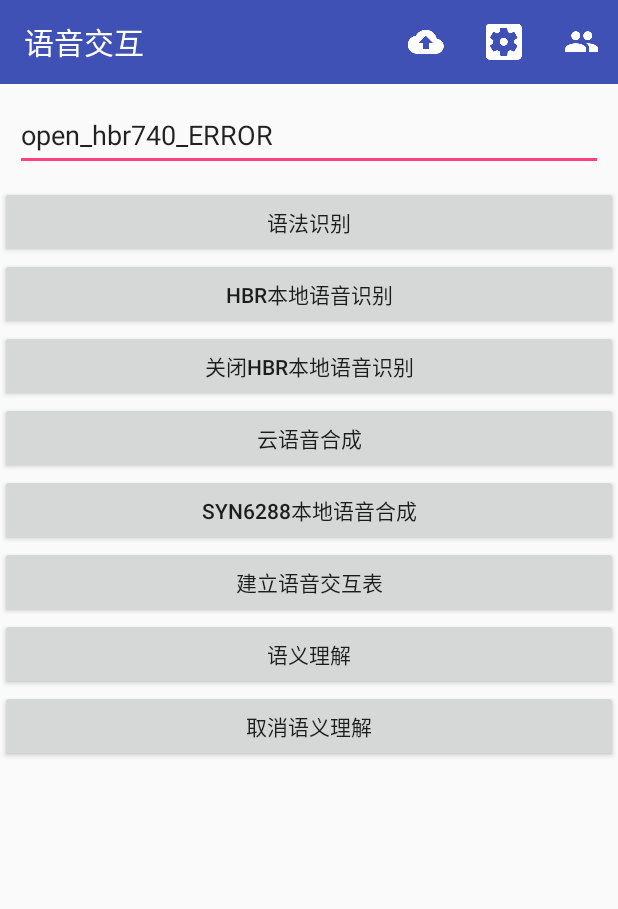
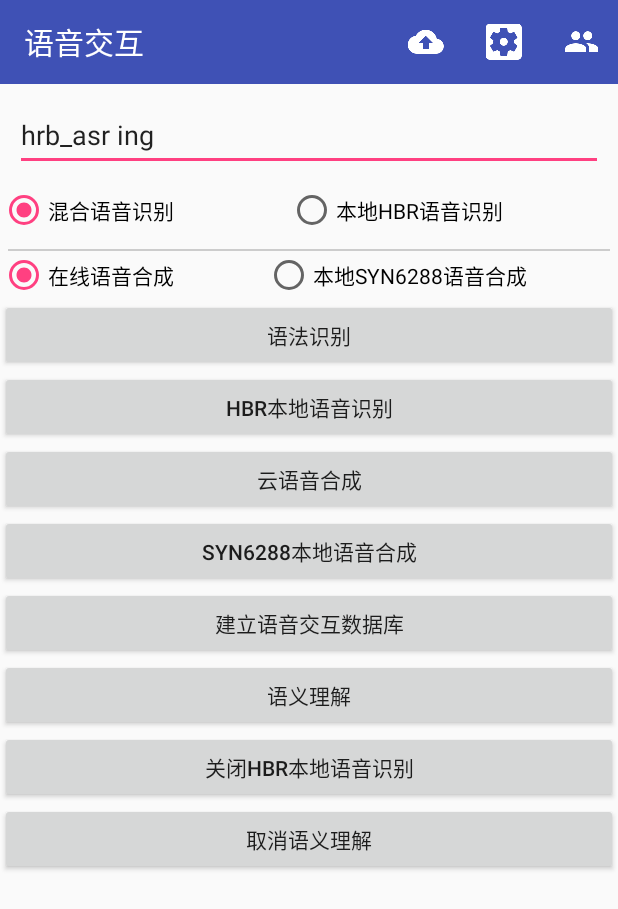
Before and after one commit to junzhou1992/Cloud, an Android app: the screen it shows after launch (SpeechActivity), after a tap on "云语音合成", on a phone screen of 412 x 824 dp. Shown: the top 909 px of the screen. Run offline under Robolectric (Android 15) with nearby library versions, the phone set to English and light mode, and no system bars; libraries missing offline, so code that uses them is left out: org.apache.poi, org.litepal, org.litepal.crud; 20 statements that could not run were skipped; 3 other taps on this screen came first.

Commit message:
v13,添加了group

```diff
--- a/app/src/main/java/com/thisway/xunfeicloud/SpeechActivity.java
+++ b/app/src/main/java/com/thisway/xunfeicloud/SpeechActivity.java
@@ -19,6 +19,7 @@ import android.view.MenuItem;
 import android.view.View;
 import android.widget.Button;
 import android.widget.EditText;
+import android.widget.RadioGroup;
 import android.widget.Toast;
 
 import com.iflytek.aiui.AIUIAgent;
@@ -36,6 +37,7 @@ import com.iflytek.cloud.SpeechConstant;
 import com.iflytek.cloud.SpeechError;
 import com.iflytek.cloud.SpeechRecognizer;
 import com.iflytek.cloud.SpeechSynthesizer;
+import com.iflytek.cloud.SpeechUtility;
 import com.iflytek.cloud.SynthesizerListener;
 import com.thisway.hardlibrary.hbr740_control;
 import com.thisway.hardlibrary.syn6288_control;
@@ -87,10 +89,19 @@ public class SpeechActivity extends AppCompatActivity implements View.OnClickLis
     private static final int  OPEN_HBR740_right= 2;
     private static final int  HBR740_Asr_NO_ANSWER= 3;
     private static final int  HBR740_Asr_ANSWER= 4;
+
+    private static final int  ASR_MIX= 1;
+    private static final int  ASR_LOCAL= 2;
+    private static final int  TTS_CLOUD= 3;
+    private static final int  TTS_LOCAL= 4;
+
+    private int tts_type = 0;
+    private int asr_type = 0;
+
     private Handler messageHandler;
     int ret = -1;
-    HashMap<Integer, Integer> hashMap = new HashMap<Integer, Integer>();
-    //praviate int state = 0;
+
+    String s = "欢迎来到酒店,请问您有什么问题";
 
     private class MessageHandler extends Handler {
         public MessageHandler(Looper looper) {
@@ -118,7 +129,7 @@ public class SpeechActivity extends AppCompatActivity implements View.OnClickLis
                     Log.d("Data", " instruction is " + recognitionInstruction.getInstruction());
                     Log.d("Data", "answer is " + recognitionInstruction.getAnswer());
 
-                    et_input.setText(  recognitionInstruction.getInstruction() +  recognitionInstruction.getInstruction() );
+                    et_input.setText(  recognitionInstruction.getInstruction() +  recognitionInstruction.getAnswer() );
 
 
                     break;
@@ -140,7 +151,6 @@ public class SpeechActivity extends AppCompatActivity implements View.OnClickLis
             Log.d("Data", " id is " + DBid);
             Integer instuctionID= new Integer( instruction.getInstuctionID()) ;
             Log.d("Data", " instuctionIDis " + instuctionID);
-             hashMap.put(instuctionID,DBid);
             Log.d("Data", " instruction is " + instruction.getInstruction());
             Log.d("Data", "answer is " + instruction.getAnswer());
         }
@@ -163,8 +173,27 @@ public class SpeechActivity extends AppCompatActivity implements View.OnClickLis
         syn6288_control.open_syn6288();
         Looper looper = Looper.myLooper();
         messageHandler = new MessageHandler(looper);
-        speekText("您好,请问您有什么问题");
+       // speekText("您好,请问您有什么问题");
+        tts(TTS_CLOUD);
 
+    }
+
+    private  void tts(int type){
+
+        if (type == TTS_CLOUD){
+            speekText(s);
+        } else {
+            syn6288(s);
+        }
+    }
+
+
+    private void asr(int type){
+        if (type == ASR_MIX)
+            asrtest();  //云语法识别接口
+        else {
+            startHbr740AsrThread();
+        }
 
     }
 
@@ -227,9 +256,55 @@ public class SpeechActivity extends AppCompatActivity implements View.OnClickLis
         btn_stopHBRAsr .setOnClickListener(this);
         btn_syn6288speektext.setOnClickListener(this);
 
+        RadioGroup group = (RadioGroup) findViewById(R.id.asrRadioGroup);
+        group.check(R.id.asrRadioMix);
+        group.setOnCheckedChangeListener(new RadioGroup.OnCheckedChangeListener() {
+
+            @Override
+            public void onCheckedChanged(RadioGroup group, int checkedId) {
+
+
+                switch (checkedId) {
+                    case R.id.asrRadioLocal:  //本地语音合成
+                        tts_type = TTS_LOCAL;
+                        LogUtil.i("RadioGroup", "asrRadioLocal  " );
+                        break;
+                    case R.id.asrRadioMix:  //混合语音合合成
+                        tts_type = TTS_CLOUD ;
+                        LogUtil.i("RadioGroup", "asrRadioMix  " );
+
+                        break;
+                    default:
+                        break;
+                }
+            }
+        });
+
+
+        RadioGroup group2 = (RadioGroup) findViewById(R.id.ttsRadioGroup);
+        group2.check(R.id.ttsRadioMix);
+        group2.setOnCheckedChangeListener(new RadioGroup.OnCheckedChangeListener() {
+
+            @Override
+            public void onCheckedChanged(RadioGroup group, int checkedId) {
+                switch (checkedId) {
+                    case R.id.ttsRadioLocal:  //本地语音合成
+                        LogUtil.i("ttsRadioGroup", "asrRadioLocal  " );
+                        break;
+                    case R.id.ttsRadioMix:  //混合语音合合成
+                        LogUtil.i("ttsRadioGroup", "asrRadioMix  " );
+
+                        break;
+                    default:
+                        break;
+                }
+            }
+        });
 
     }
-    String s = "欢迎来到酒店,请问您有什么问题";
+
+
+
     @Override
     public void onClick(View view) {
         switch (view.getId()){
@@ -240,14 +315,17 @@ public class SpeechActivity extends AppCompatActivity implements View.OnClickLis
                 startVoiceNlp();
                 break;
 
-            case R.id. btn_startspeektext:// 语音合成（把文字转声音）
-                String text = et_input.getText().toString();
-                speekText(text);
+            case R.id. btn_startspeektext:// 云语音合成（把文字转声音）
+               // String text = et_input.getText().toString();
+               // speekText(text);
+                s = et_input.getText().toString();
+                tts(TTS_CLOUD);
                 break;
 
             case R.id.btn_startrecognize://语法识别（完成语音命令的识别）
                 //stopVoiceNlp();
                 asrtest();
+                //asr(ASR_MIX);
                 break;
             case R.id.btn_startHBRAsr://HBR语音识别（完成语音命令的识别）
                 LogUtil.i (TAG, "onClick: hbr740");
@@ -266,20 +344,9 @@ public class SpeechActivity extends AppCompatActivity implements View.OnClickLis
 
             case R.id.btn_syn6288speektext://开始本地语音合成
                 LogUtil.i (TAG, "btn_syn6288speektext");
-
-                byte[] speakText = {};
-                Log.i(TAG, "onClick: start_tts");
-               // String text = et_input.getText().toString();
-               s =  et_input.getText().toString();
-
-                try {
-
-                    speakText = s.getBytes("gbk");
-
-                } catch (UnsupportedEncodingException e) {
-                    e.printStackTrace();
-                }
-                syn6288_control.tts(speakText);
+                s = et_input.getText().toString();
+                tts(TTS_LOCAL);
+               // syn6288(s);
                 break;
 
             case R.id.btn_offLineInteraction://创建离线语音交互库
@@ -287,10 +354,25 @@ public class SpeechActivity extends AppCompatActivity implements View.OnClickLis
                 Intent intent = new Intent(SpeechActivity.this, offLineDataActivity.class);
                 startActivity(intent);
                 break;
+        }
 
+    }
 
+    /******************************本地SYN6288*************************************/
+    private void syn6288(String str) {
 
+        byte[] speakText = {};
+        Log.i(TAG, "onClick: start_tts");
+        // String text = et_input.getText().toString();
+       // s =  et_input.getText().toString();
+
+        try {
+            speakText = str.getBytes("gbk");
+
+        } catch (UnsupportedEncodingException e) {
+            e.printStackTrace();
         }
+        syn6288_control.tts(speakText);
 
     }
 
@@ -304,10 +386,8 @@ public class SpeechActivity extends AppCompatActivity implements View.OnClickLis
             public void run() {
                 LogUtil.i("Hbr740", "startHbr740AsrThread()");
                 int asRresult = hbr740_control.hbr_asr();
-                String outline_Result = "HBR_Result : NO RESULT";
+
                 Log.i(TAG, " "+ asRresult);
-                outline_Result = "Hbr740 : NO RESULT" + HBRResult(asRresult);
-                LogUtil.i("Hbr740", outline_Result);
 
                 if (asRresult == 256) {
                     Message message = Message.obtain();
@@ -322,22 +402,6 @@ public class SpeechActivity extends AppCompatActivity implements View.OnClickLis
             }
 
         }.start();
-    }
-
-    public  String HBRResult(int result){
-
-
-        String HBR740_Result = "HBR740_Result: ";
-
-
-
-        mStructions = getResources().getStringArray(R.array.HBRStructions);
-
-        //HBR740_Result = "HBR740_Result: "+  mStructions[20];  出来的是第21
-
-        LogUtil.i("HBRResult", HBR740_Result);
-
-        return HBR740_Result;
     }
 
 
@@ -679,6 +743,7 @@ public class SpeechActivity extends AppCompatActivity implements View.OnClickLis
                                         // if(text.equals("语法识别"))
                                             //stopVoiceNlp();
                                             // asrtest();
+                                         // asr(TTS_CLOUD);
                                         //自定义问答中定义了语法识别  如果是客户说了语法识别 就进入语法识别中
 
 
@@ -693,7 +758,15 @@ public class SpeechActivity extends AppCompatActivity implements View.OnClickLis
                                 if (i ==0)
                                 {
                                     stopVoiceNlp();
-                                    speekText(et_input.getText().toString());  //开始语音合成
+
+                                   // speekText(et_input.getText().toString());  //开始语音合成
+                                    if(tts_type == TTS_CLOUD)
+                                       // speekText(et_input.getText().toString());
+                                        tts(TTS_CLOUD);
+                                    else{
+                                        tts(TTS_LOCAL);
+                                       // syn6288(et_input.getText().toString());
+                                    }
                                 }
                             }
                         }
@@ -886,6 +959,7 @@ public class SpeechActivity extends AppCompatActivity implements View.OnClickLis
                 LogUtil.i(TAG,getString(R.string.PlayCompleted));
                // mTts.stopSpeaking();
                 //asrtest();  //开始命令词识别
+                //asr(TTS_CLOUD);
                // startVoiceNlp();
 
             } else if (error != null ) {
--- a/app/src/main/res/layout/activity_speech.xml
+++ b/app/src/main/res/layout/activity_speech.xml
@@ -24,6 +24,65 @@
         android:layout_margin="10dp"
         android:hint="请输入信息"/>
 
+    <RadioGroup
+        android:id="@+id/asrRadioGroup"
+        android:layout_width="match_parent"
+        android:layout_height="wrap_content"
+        android:contentDescription="语音识别"
+        android:orientation="horizontal" >
+
+        <RadioButton
+            android:id="@+id/asrRadioMix"
+            android:layout_width="wrap_content"
+            android:layout_height="wrap_content"
+            android:layout_weight="1"
+            android:text="混合语音识别" >
+        </RadioButton>
+
+        <RadioButton
+            android:id="@+id/asrRadioLocal"
+            android:layout_width="wrap_content"
+            android:layout_height="wrap_content"
+            android:layout_weight="1"
+            android:text="本地HBR语音识别" >
+        </RadioButton>
+    </RadioGroup>
+
+    <View
+
+        android:layout_width="fill_parent"
+        android:layout_marginTop="10dp"
+        android:layout_height="1dp"
+        android:layout_marginLeft="5dp"
+        android:layout_marginRight="5dp"
+        android:background="#CCCCCC" />
+
+    <RadioGroup
+        android:id="@+id/ttsRadioGroup"
+        android:layout_width="match_parent"
+        android:layout_height="wrap_content"
+        android:contentDescription="语音合成"
+        android:orientation="horizontal" >
+
+        <RadioButton
+            android:id="@+id/ttsRadioMix"
+            android:layout_width="wrap_content"
+            android:layout_height="wrap_content"
+            android:layout_weight="1"
+            android:text="在线语音合成" >
+        </RadioButton>
+
+        <RadioButton
+            android:id="@+id/ttsRadioLocal"
+            android:layout_width="wrap_content"
+            android:layout_height="wrap_content"
+            android:layout_weight="1"
+            android:text="本地SYN6288语音合成" >
+        </RadioButton>
+
+    </RadioGroup>
+
+
 
     <Button
         android:layout_width="match_parent"
@@ -38,12 +97,6 @@
         android:layout_height="wrap_content"
         android:id="@+id/btn_startHBRAsr"
         android:text="HBR本地语音识别"/>
-
-    <Button
-        android:layout_width="match_parent"
-        android:layout_height="wrap_content"
-        android:id="@+id/btn_stopHBRAsr"
-        android:text="关闭HBR本地语音识别"/>
 
 
 
@@ -65,7 +118,9 @@
         android:layout_width="match_parent"
         android:layout_height="wrap_content"
         android:id="@+id/btn_offLineInteraction"
-        android:text="建立语音交互表"/>
+        android:text="建立语音交互数据库"/>
+
+
 
 
 
@@ -75,6 +130,11 @@
         android:id="@+id/btn_startnlp"
         android:text="语义理解"/>
 
+    <Button
+        android:layout_width="match_parent"
+        android:layout_height="wrap_content"
+        android:id="@+id/btn_stopHBRAsr"
+        android:text="关闭HBR本地语音识别"/>
 
 
     <Button
@@ -85,7 +145,4 @@
 
 
 
-
-
-
 </LinearLayout>
```
